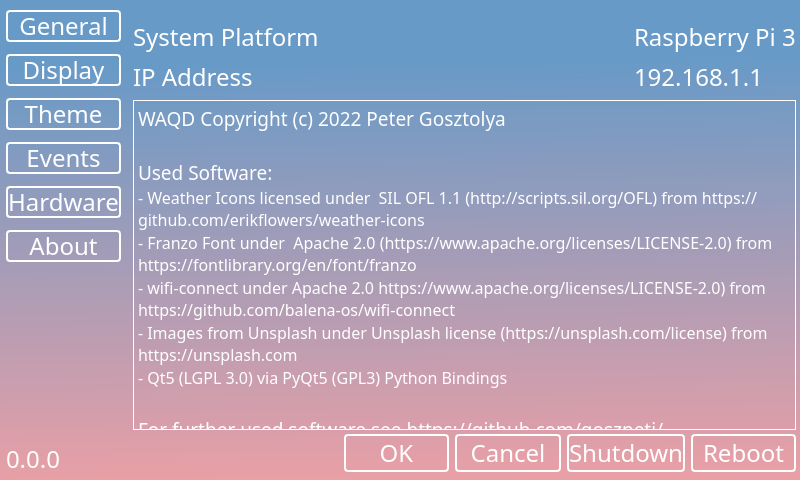
First picture: the form in src/waqd/ui/qt/options.ui, repository goszpeti/weather_air_quality_device, before the edit.
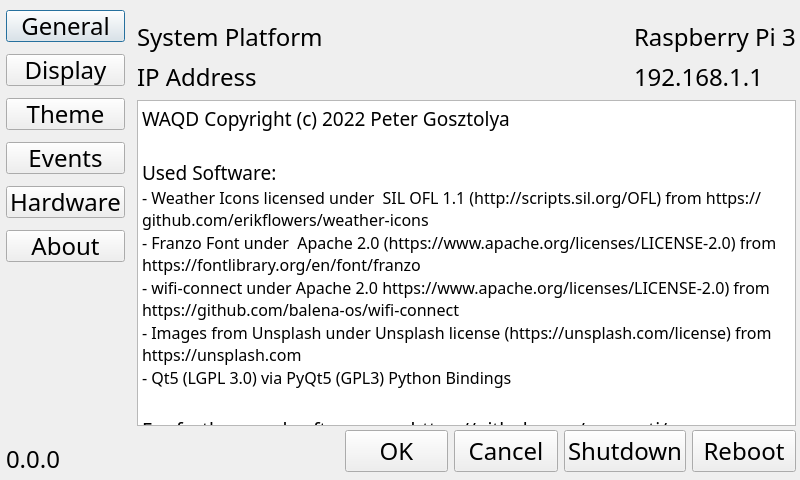
Second picture: the form after the edit. Custom widgets are drawn as their Qt base class.

What changed in the file:
```diff
--- a/src/waqd/ui/qt/options.ui
+++ b/src/waqd/ui/qt/options.ui
@@ -46,113 +46,7 @@
   <property name="styleSheet">
    <string notr="true">* {
     font-size: 18pt;
-}
-QGroupBox{
-    color: white;	
-}
-QComboBox {
-    color: white;	
-    background-color: transparent;
-}
-QComboBox:disabled {
-    color: white;
-    background: grey;
-}
-QWidget  {
-    background: transparent;
-}
-QComboBox:!editable:on, QComboBox::drop-down:editable:on {
-    color: white;	
-    background: transparent;
-}
-QComboBox:editable {
-    background: transparent;
-    selection-background-color: transparent;
-}
-QComboBox QAbstractItemView {
-    color: white;	
-    background: #679ac7;
-    selection-color: white;
-    selection-background-color: grey;
-}
-QPushButton{background-color: transparent;color: white;border: 2px solid white;border-radius: 4px;}
-QPushButton:pressed {border: 2px solid grey;color:grey;}
-QPushButton::hover {
-    border: 2px solid grey;color: grey;
-}
-QPushButton::on {
-    border: 2px solid grey;color: grey;
-}
-QTextBrowser{background-color: transparent;color: white;border: 1px solid white}
-QLabel{background-color: transparent;color: white;}
-QMessageBox{background-color: grey;color: black}
-QDialog{
-background-color: qlineargradient(spread:pad, x1:0, y1:0, x2:0.0259694, y2:1, stop:0.135593 rgba(103, 154, 199, 255), stop:1 rgba(232, 159, 166, 255))
-}
-QScrollArea{
-background-color: transparent;
-}
-QFrame{
-background-color: transparent;
-}
-QScrollBar:vertical {
-    border: 0px solid transparent;
-    background: transparent;
-    width: 10px;
-    margin: 0px 0px 0px 0px;
-}
-QScrollBar::handle:vertical {
-    min-height: 0px;
-    border-radius: 0px;
-    background: #D3D3D3;
-}
-QScrollBar::handle:vertical:hover {
-    min-height: 0px;
-    width: 12px;
-    background: white;
-}
-QScrollBar::add-line:vertical {
-    height: 0px;
-    background: transparent;
-    subcontrol-position: bottom;
-    subcontrol-origin: margin;
-}
-QScrollBar::sub-line:vertical {
-     background: transparent;
-     height: 0px;
-     subcontrol-position: top;
-     subcontrol-origin: margin;
- }
-QScrollBar::add-page:vertical, QScrollBar::sub-page:vertical {
-     background: transparent;
- }
-QSlider::groove:vertical {
-    margin: 24px;
-}
-
-QSlider::groove:horizontal {
-	background-color: lightgrey;
-    height: 6px;
-    margin: 6px;
-    }
-QSlider::handle:horizontal {
-      background: qlineargradient(x1: 0, y1: 0, x2: 0, y2: 1,
-                                stop: 0 #E1E1E1, stop: 0.4 #DDDDDD,
-                                stop: 0.5 #D8D8D8, stop: 1.0 #D3D3D3);
-    border: 1px solid #444;
-	border-radius: 8px;
-    width: 32px;
-    margin: -6px;
-    }
-
-QSlider::handle:horizontal:hover {
-background: qlineargradient(x1:0, y1:0, x2:1, y2:1,
-    stop:0 #fff, stop:1 #ddd);
-border: 1px solid #444;
-border-radius: 8px;
-}
-
-</string>
+}</string>
   </property>
   <layout class="QVBoxLayout" name="verticalLayout_5">
    <property name="leftMargin">
@@ -231,6 +125,12 @@
            <height>32</height>
           </size>
          </property>
+         <property name="font">
+          <font>
+           <family>Franzo</family>
+           <pointsize>18</pointsize>
+          </font>
+         </property>
          <property name="text">
           <string>Display</string>
          </property>
@@ -2246,8 +2146,8 @@
                <rect>
                 <x>0</x>
                 <y>0</y>
-                <width>659</width>
-                <height>419</height>
+                <width>655</width>
+                <height>415</height>
                </rect>
               </property>
               <layout class="QVBoxLayout" name="verticalLayout_15">
```
Left out of the diff: 14 changed lines with no effect on the pictures.
